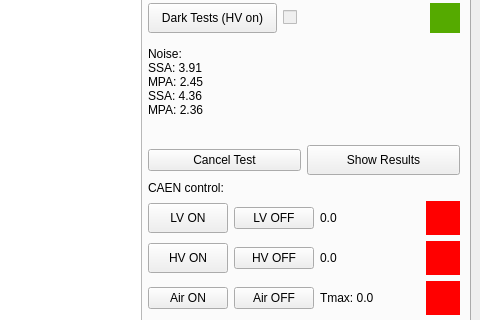
Qt form ui/integration.ui (pisaoutertracker/integration_tools) before a commit; both pictures show x 346 to 826 and y 141 to 461 of the 826 by 1038 pixel window.
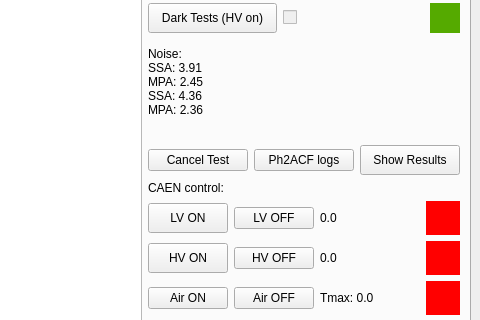
The same form after that commit.

Commit message: button to open logs konsole

```diff
--- a/ui/integration.ui
+++ b/ui/integration.ui
@@ -488,6 +488,13 @@
                   </property>
                  </widget>
                 </item>
+                <item>
+                 <widget class="QPushButton" name="logsPB">
+                  <property name="text">
+                   <string>Ph2ACF logs</string>
+                  </property>
+                 </widget>
+                </item>
                 <item>
                  <widget class="QPushButton" name="showPB">
                   <property name="minimumSize">
```
The commit also changes 3 other files.
